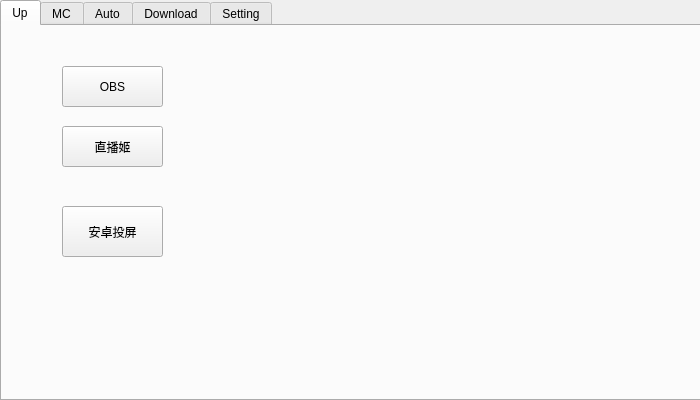
This is src/module/data/gui/layout.ui in MoYuStudio/MoYu_ToolBox_Qt5 as Qt 5 draws it before an edit. The edited form follows.
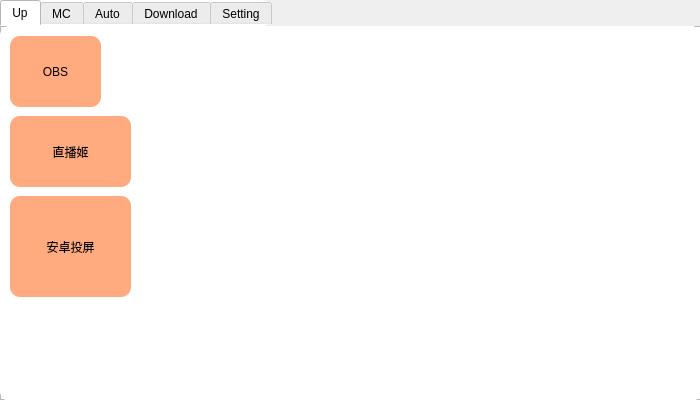
This is the edited form. The open tabs and pages were chosen to show the change.

Diff of the .ui file:
```diff
--- a/src/module/data/gui/layout.ui
+++ b/src/module/data/gui/layout.ui
@@ -23,6 +23,12 @@
      <height>401</height>
     </rect>
    </property>
+   <property name="styleSheet">
+    <string notr="true">font: 25 9pt &quot;微软雅黑 Light&quot;;
+border:2px;
+border-radius:10px;
+background-color: rgb(255, 255, 255);</string>
+   </property>
    <property name="currentIndex">
     <number>1</number>
    </property>
@@ -33,12 +39,20 @@
     <widget class="QPushButton" name="pushButton_liveass">
      <property name="geometry">
       <rect>
-       <x>60</x>
-       <y>100</y>
-       <width>101</width>
-       <height>41</height>
+       <x>10</x>
+       <y>90</y>
+       <width>121</width>
+       <height>71</height>
       </rect>
      </property>
+     <property name="styleSheet">
+      <string notr="true">font: 25 12pt &quot;微软雅黑 Light&quot;;
+border:2px;
+border-radius:10px;
+background-color: rgb(255, 170, 127);
+
+</string>
+     </property>
      <property name="text">
       <string>直播姬</string>
      </property>
@@ -46,12 +60,20 @@
     <widget class="QPushButton" name="pushButton">
      <property name="geometry">
       <rect>
-       <x>60</x>
-       <y>180</y>
-       <width>101</width>
-       <height>51</height>
+       <x>10</x>
+       <y>170</y>
+       <width>121</width>
+       <height>101</height>
       </rect>
      </property>
+     <property name="styleSheet">
+      <string notr="true">font: 25 12pt &quot;微软雅黑 Light&quot;;
+border:2px;
+border-radius:10px;
+background-color: rgb(255, 170, 127);
+
+</string>
+     </property>
      <property name="text">
       <string>安卓投屏</string>
      </property>
@@ -59,12 +81,20 @@
     <widget class="QPushButton" name="pushButton_2">
      <property name="geometry">
       <rect>
-       <x>60</x>
-       <y>40</y>
-       <width>101</width>
-       <height>41</height>
+       <x>10</x>
+       <y>10</y>
+       <width>91</width>
+       <height>71</height>
       </rect>
      </property>
+     <property name="styleSheet">
+      <string notr="true">font: 25 12pt &quot;微软雅黑 Light&quot;;
+border:2px;
+border-radius:10px;
+background-color: rgb(255, 170, 127);
+
+</string>
+     </property>
      <property name="text">
       <string>OBS</string>
      </property>
```
Left out of the diff: 148 changed lines with no effect on the pictures.
